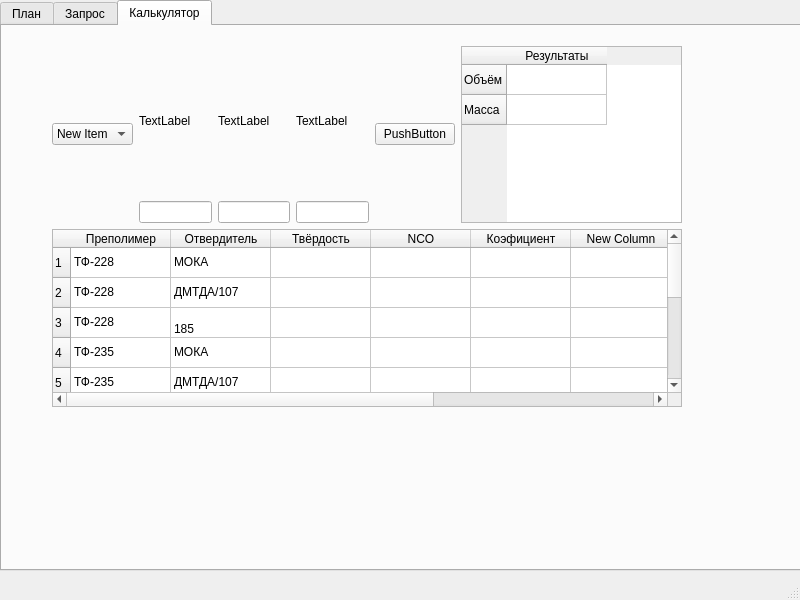
First picture: the form in ceh_ui.ui, repository Korguv/Poliur, before the edit.
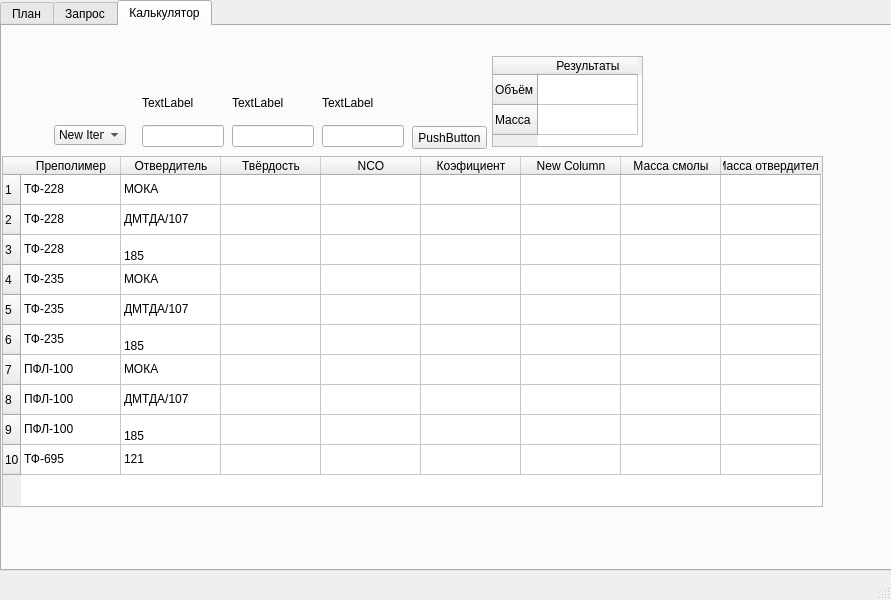
Second picture: the form after the edit.

```diff
--- a/ceh_ui.ui
+++ b/ceh_ui.ui
@@ -6,7 +6,7 @@
    <rect>
     <x>0</x>
     <y>0</y>
-    <width>800</width>
+    <width>891</width>
     <height>600</height>
    </rect>
   </property>
@@ -19,7 +19,7 @@
      <rect>
       <x>0</x>
       <y>0</y>
-      <width>801</width>
+      <width>901</width>
       <height>571</height>
      </rect>
     </property>
@@ -131,104 +131,15 @@
      <attribute name="title">
       <string>Калькулятор</string>
      </attribute>
-     <widget class="QWidget" name="layoutWidget">
-      <property name="geometry">
-       <rect>
-        <x>50</x>
-        <y>20</y>
-        <width>630</width>
-        <height>361</height>
-       </rect>
-      </property>
-      <layout class="QVBoxLayout" name="verticalLayout_4">
-       <item>
-        <layout class="QHBoxLayout" name="horizontalLayout">
-         <item>
-          <widget class="QComboBox" name="comboBox">
-           <item>
-            <property name="text">
-             <string>New Item</string>
-            </property>
-           </item>
-           <item>
-            <property name="text">
-             <string>New Item</string>
-            </property>
-           </item>
-          </widget>
-         </item>
-         <item>
-          <layout class="QVBoxLayout" name="verticalLayout_2">
-           <item>
-            <widget class="QLabel" name="label_2">
-             <property name="text">
-              <string>TextLabel</string>
-             </property>
-            </widget>
-           </item>
-           <item>
-            <widget class="QLineEdit" name="lineEdit"/>
-           </item>
-          </layout>
-         </item>
-         <item>
-          <layout class="QVBoxLayout" name="verticalLayout_3">
-           <item>
-            <widget class="QLabel" name="label_4">
-             <property name="text">
-              <string>TextLabel</string>
-             </property>
-            </widget>
-           </item>
-           <item>
-            <widget class="QLineEdit" name="lineEdit_3"/>
-           </item>
-          </layout>
-         </item>
-         <item>
-          <layout class="QVBoxLayout" name="verticalLayout">
-           <item>
-            <widget class="QLabel" name="label_3">
-             <property name="text">
-              <string>TextLabel</string>
-             </property>
-            </widget>
-           </item>
-           <item>
-            <widget class="QLineEdit" name="lineEdit_2"/>
-           </item>
-          </layout>
-         </item>
-         <item>
-          <widget class="QPushButton" name="pushButton_9">
-           <property name="text">
-            <string>PushButton</string>
-           </property>
-          </widget>
-         </item>
-         <item>
-          <widget class="QTableWidget" name="tableWidget_3">
-           <row>
-            <property name="text">
-             <string>Объём</string>
-            </property>
-           </row>
-           <row>
-            <property name="text">
-             <string>Масса</string>
-            </property>
-           </row>
-           <column>
-            <property name="text">
-             <string>Результаты</string>
-            </property>
-           </column>
-          </widget>
-         </item>
-        </layout>
-       </item>
-       <item>
         <widget class="QTableWidget" name="tableWidget_9">
+      <property name="geometry">
+       <rect>
+        <x>0</x>
+        <y>130</y>
+        <width>821</width>
+        <height>351</height>
+       </rect>
+      </property>
          <row>
           <property name="text">
            <string>1</string>
@@ -423,9 +334,130 @@
           </property>
          </item>
         </widget>
-       </item>
+     <widget class="QComboBox" name="comboBox">
+      <property name="geometry">
+       <rect>
+        <x>52</x>
+        <y>99</y>
+        <width>72</width>
+        <height>20</height>
+       </rect>
+      </property>
+      <item>
+       <property name="text">
+        <string>New Item</string>
+       </property>
+      </item>
+      <item>
+       <property name="text">
+        <string>New Item</string>
+       </property>
+      </item>
+     </widget>
+     <widget class="QWidget" name="">
+      <property name="geometry">
+       <rect>
+        <x>140</x>
+        <y>60</y>
+        <width>82</width>
+        <height>61</height>
+       </rect>
+      </property>
+      <layout class="QVBoxLayout" name="verticalLayout_2">
+       <item>
+        <widget class="QLabel" name="label_2">
+         <property name="text">
+          <string>TextLabel</string>
+         </property>
+        </widget>
+       </item>
+       <item>
+        <widget class="QLineEdit" name="lineEdit"/>
+       </item>
       </layout>
      </widget>
+     <widget class="QWidget" name="">
+      <property name="geometry">
+       <rect>
+        <x>230</x>
+        <y>60</y>
+        <width>82</width>
+        <height>61</height>
+       </rect>
+      </property>
+      <layout class="QVBoxLayout" name="verticalLayout_3">
+       <item>
+        <widget class="QLabel" name="label_4">
+         <property name="text">
+          <string>TextLabel</string>
+         </property>
+        </widget>
+       </item>
+       <item>
+        <widget class="QLineEdit" name="lineEdit_3"/>
+       </item>
+      </layout>
+     </widget>
+     <widget class="QWidget" name="">
+      <property name="geometry">
+       <rect>
+        <x>320</x>
+        <y>60</y>
+        <width>82</width>
+        <height>61</height>
+       </rect>
+      </property>
+      <layout class="QVBoxLayout" name="verticalLayout">
+       <item>
+        <widget class="QLabel" name="label_3">
+         <property name="text">
+          <string>TextLabel</string>
+         </property>
+        </widget>
+       </item>
+       <item>
+        <widget class="QLineEdit" name="lineEdit_2"/>
+       </item>
+      </layout>
+     </widget>
+     <widget class="QPushButton" name="pushButton_9">
+      <property name="geometry">
+       <rect>
+        <x>410</x>
+        <y>100</y>
+        <width>75</width>
+        <height>23</height>
+       </rect>
+      </property>
+      <property name="text">
+       <string>PushButton</string>
+      </property>
+     </widget>
+     <widget class="QTableWidget" name="tableWidget_3">
+      <property name="geometry">
+       <rect>
+        <x>490</x>
+        <y>30</y>
+        <width>151</width>
+        <height>91</height>
+       </rect>
+      </property>
+      <row>
+       <property name="text">
+        <string>Объём</string>
+       </property>
+      </row>
+      <row>
+       <property name="text">
+        <string>Масса</string>
+       </property>
+      </row>
+      <column>
+       <property name="text">
+        <string>Результаты</string>
+       </property>
+      </column>
+     </widget>
     </widget>
    </widget>
   </widget>
```
Left out of the diff: 2 changed lines with no effect on the pictures. Lines whose indentation alone changed are shown as unchanged.
